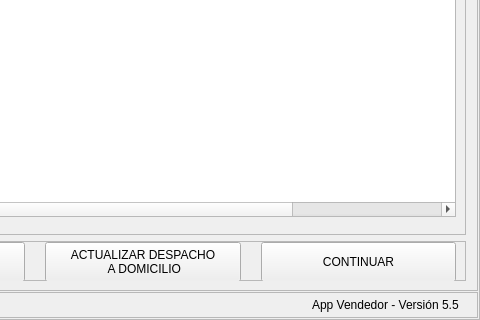
Qt form vendedor.ui (Huber-Ticona/SAGOT-Vendedor-nueva-interfaz) before a commit; both pictures show x 320 to 800 and y 290 to 610 of the 800 by 610 pixel window.
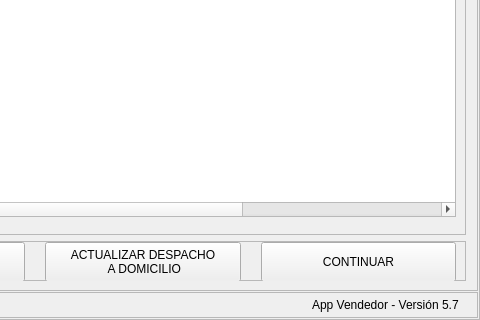
The same form after that commit. The open tabs and pages were chosen to show the change.

The edit to the form file:
```diff
--- a/vendedor.ui
+++ b/vendedor.ui
@@ -845,7 +845,7 @@
                     </size>
                    </property>
                    <property name="columnCount">
-                    <number>8</number>
+                    <number>9</number>
                    </property>
                    <attribute name="horizontalHeaderHighlightSections">
                     <bool>true</bool>
@@ -890,6 +890,11 @@
                      <string>Despacho domicilio</string>
                     </property>
                    </column>
+                   <column>
+                    <property name="text">
+                     <string>Rut</string>
+                    </property>
+                   </column>
                   </widget>
                  </item>
                 </layout>
@@ -4430,7 +4435,7 @@
              </size>
             </property>
             <property name="text">
-             <string>App Vendedor - Versión 5.5 </string>
+             <string>App Vendedor - Versión 5.7</string>
             </property>
            </widget>
           </item>
```
Left out of the diff: 4 changed lines with no effect on the pictures.
